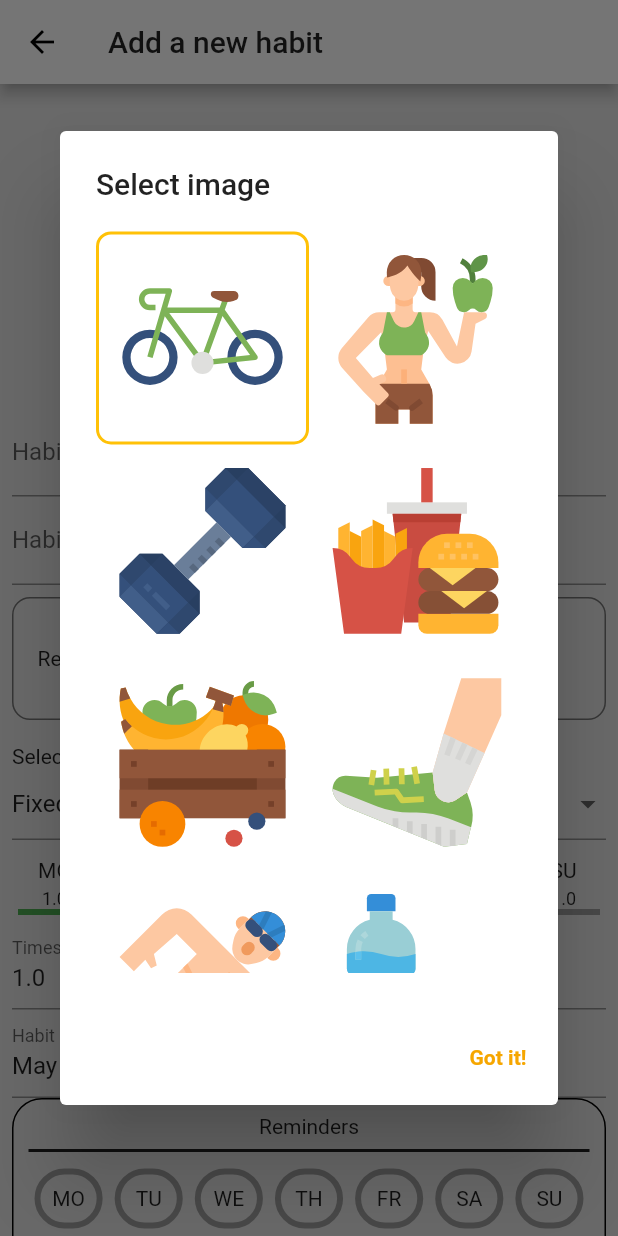
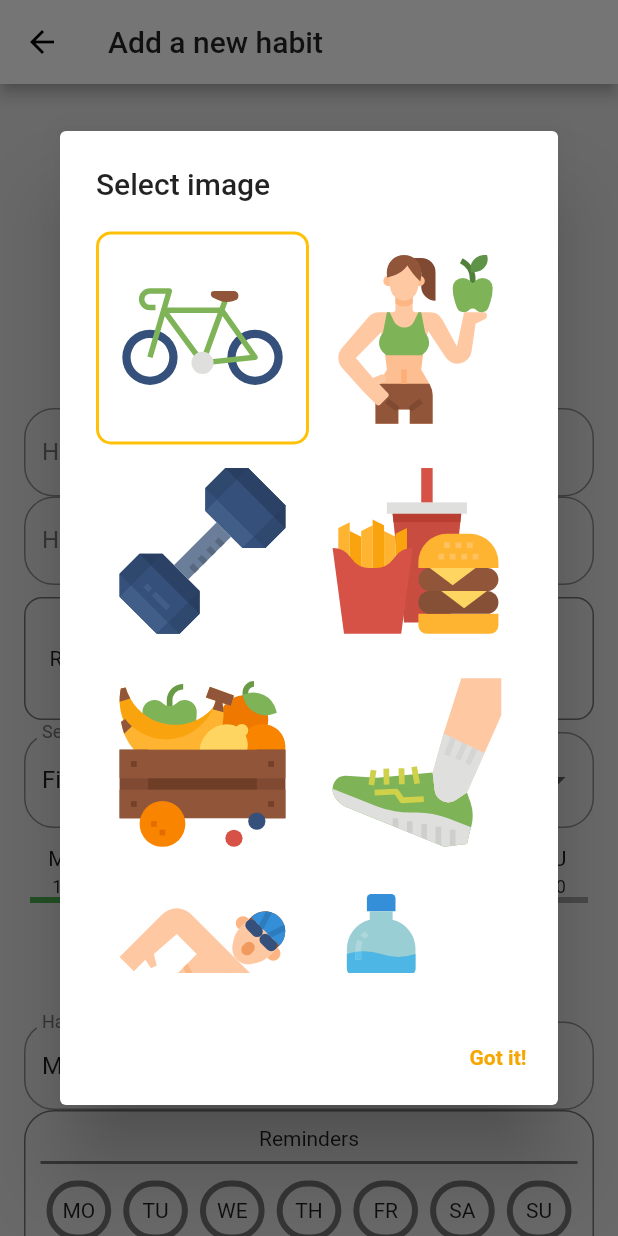
Before and after one commit to Xezolpl/Habitatu-Habit-Tracker, a Flutter app: the AddHabitPage screen opened directly, after a tap on "Select Image", on a phone screen of 412 x 824 dp. Run offline on Flutter 3.47's test engine with Material 2 defaults, Android fonts, the phone set to English and light mode, and no system bars; drawn by our look-alikes of flutter_form_builder; our stand-ins replace bloc, cloud_firestore, connectivity, dartz, equatable, firebase_auth and 11 more; accounts and stored records are empty; generated files the repository leaves out were written again.

Commit message:
attached input decorations to the fields

```diff
--- a/lib/core/presentation/widgets/scaffold.dart
+++ b/lib/core/presentation/widgets/scaffold.dart
@@ -7,13 +7,13 @@ class AppScaffold extends StatelessWidget {
   final AppBar? appBar;
   final BottomNavigationBar? bottomNavBar;
 
-  const AppScaffold(
-      {required this.body,
-      this.appBar,
-      this.bottomNavBar,
-      Key? key,
-      this.drawer})
-      : super(key: key);
+  const AppScaffold({
+    required this.body,
+    this.appBar,
+    this.bottomNavBar,
+    Key? key,
+    this.drawer,
+  }) : super(key: key);
 
   @override
   Widget build(BuildContext context) {
--- a/lib/habits/view/add_habit/add_habit_page.dart
+++ b/lib/habits/view/add_habit/add_habit_page.dart
@@ -7,7 +7,6 @@ import 'package:habitatu/habits/bloc/add_habit_bloc/add_habit_bloc.dart';
 import 'package:habitatu/habits/bloc/habits_bloc/habits_bloc.dart';
 
 import 'widgets/categories_adding_field.dart';
-import 'widgets/categories_managment_field.dart';
 import 'widgets/description_field.dart';
 import 'widgets/habit_icon_display.dart';
 import 'widgets/name_form_field.dart';
@@ -18,6 +17,40 @@ import 'widgets/start_date_field.dart';
 import 'widgets/submit_form_button.dart';
 
 class AddHabitPage extends StatelessWidget {
+  static final _basicBorder = OutlineInputBorder(
+    borderRadius: BorderRadius.circular(20),
+    borderSide: const BorderSide(
+      width: 2.0,
+      color: AppColors.gray,
+    ),
+  );
+  static final inputDecoration = InputDecoration(
+    labelStyle: AppTextStyle.robotoRegular(color: AppColors.gray, size: 16),
+    focusedBorder: _basicBorder.copyWith(
+        borderSide: const BorderSide(color: AppColors.accentGold, width: 2)),
+    border: _basicBorder,
+  );
+
+  static Widget styledTextButton(
+          {required String text, required Function() onPressed}) =>
+      TextButton(
+        style: TextButton.styleFrom(
+            shape: RoundedRectangleBorder(
+              borderRadius: BorderRadius.circular(20),
+            ),
+            backgroundColor: AppColors.accentGold,
+            elevation: 2,
+            padding: const EdgeInsets.symmetric(vertical: 12, horizontal: 24)),
+        onPressed: onPressed,
+        child: Text(
+          text,
+          style: AppTextStyle.robotoMedium(
+            size: 16,
+            color: AppColors.white,
+          ),
+        ),
+      );
+
   final _formKey = GlobalKey<FormBuilderState>();
   AddHabitPage({Key? key}) : super(key: key);
 
@@ -33,17 +66,21 @@ class AddHabitPage extends StatelessWidget {
             Navigator.of(context).pop();
           }
         },
+        child: GestureDetector(
+          onTap: () {
+            FocusScope.of(context).unfocus();
+          },
           child: WillPopScope(
             onWillPop: () async {
               FocusScope.of(context).unfocus();
-            return false;
+              return true;
             },
             child: FormBuilder(
               key: _formKey,
               autovalidateMode: AutovalidateMode.always,
               child: ListView(
-              padding:
-                  const EdgeInsets.symmetric(vertical: 16.0, horizontal: 8.0),
+                padding: const EdgeInsets.symmetric(
+                    vertical: 16.0, horizontal: 16.0),
                 children: [
                   const HabitIconDisplay(),
                   const NameFormBuilder(),
@@ -60,6 +97,7 @@ class AddHabitPage extends StatelessWidget {
             ),
           ),
         ),
+      ),
     );
   }
 }
--- a/lib/habits/view/add_habit/widgets/categories_adding_field.dart
+++ b/lib/habits/view/add_habit/widgets/categories_adding_field.dart
@@ -5,6 +5,7 @@ import 'package:habitatu/habits/bloc/add_habit_bloc/add_habit_bloc.dart';
 import 'package:habitatu/habits/bloc/habit_categories_bloc/habit_categories_bloc.dart';
 import 'package:habitatu/habits/data/models/habit_category.dart';
 
+import '../add_habit_page.dart';
 import 'categories_managment_field.dart';
 
 Widget _loadingWidget() => const CircularProgressIndicator();
@@ -44,7 +45,7 @@ class CategoriesAddingField extends StatelessWidget {
                                 categoriesIds: listWithoutNulls));
                       }
                     },
-                    decoration: const InputDecoration(
+                    decoration: AddHabitPage.inputDecoration.copyWith(
                       labelText: 'Categories',
                     ),
                     options: state.habitCategories
@@ -72,10 +73,7 @@ class CategoriesAddingField extends StatelessWidget {
                         .toList(),
                   ),
                 ),
-                TextButton(
-                  style: TextButton.styleFrom(
-                    backgroundColor: AppColors.accentGold,
-                  ),
+                AddHabitPage.styledTextButton(
                   onPressed: () {
                     showDialog(
                         context: context,
@@ -87,11 +85,7 @@ class CategoriesAddingField extends StatelessWidget {
                           );
                         });
                   },
-                  child: Text(
-                    'Manage categories',
-                    style: AppTextStyle.robotoMedium(
-                        color: Colors.white, size: 14),
-                  ),
+                  text: 'Manage categories',
                 ),
               ],
             );
--- a/lib/habits/view/add_habit/widgets/description_field.dart
+++ b/lib/habits/view/add_habit/widgets/description_field.dart
@@ -1,6 +1,8 @@
 import 'package:flutter/material.dart';
 import 'package:flutter_form_builder/flutter_form_builder.dart';
 import 'package:habitatu/habits/bloc/add_habit_bloc/add_habit_bloc.dart';
+
+import '../add_habit_page.dart';
 
 class DescriptionField extends StatelessWidget {
   const DescriptionField({Key? key}) : super(key: key);
@@ -9,7 +11,7 @@ class DescriptionField extends StatelessWidget {
   Widget build(BuildContext context) {
     return FormBuilderTextField(
       name: 'description',
-      decoration: const InputDecoration(
+      decoration: AddHabitPage.inputDecoration.copyWith(
         labelText: 'Habit description',
       ),
       initialValue: context.read<AddHabitBloc>().state.habit.description,
--- a/lib/habits/view/add_habit/widgets/habit_icon_display.dart
+++ b/lib/habits/view/add_habit/widgets/habit_icon_display.dart
@@ -3,6 +3,7 @@ import 'package:flutter_svg/flutter_svg.dart';
 import 'package:habitatu/core/presentation/constants.dart';
 import 'package:habitatu/habits/bloc/add_habit_bloc/add_habit_bloc.dart';
 
+import '../add_habit_page.dart';
 import 'select_habit_icon_dialog_body.dart';
 
 class HabitIconDisplay extends StatefulWidget {
@@ -43,8 +44,8 @@ class _HabitIconDisplayState extends State<HabitIconDisplay> {
             ),
           ),
           const Spacer(flex: 3),
-          MaterialButton(
-            color: Theme.of(context).accentColor,
+          AddHabitPage.styledTextButton(
+            text: 'Select Image',
             onPressed: () {
               showDialog(
                 context: context,
@@ -82,10 +83,6 @@ class _HabitIconDisplayState extends State<HabitIconDisplay> {
                 },
               );
             },
-            child: Text(
-              'Select Image',
-              style: AppTextStyle.robotoMedium(size: 14, color: Colors.white),
-            ),
           ),
           const Spacer(),
         ],
--- a/lib/habits/view/add_habit/widgets/name_form_field.dart
+++ b/lib/habits/view/add_habit/widgets/name_form_field.dart
@@ -1,6 +1,8 @@
 import 'package:flutter/material.dart';
 import 'package:flutter_form_builder/flutter_form_builder.dart';
 import 'package:habitatu/habits/bloc/add_habit_bloc/add_habit_bloc.dart';
+
+import '../add_habit_page.dart';
 
 class NameFormBuilder extends StatelessWidget {
   const NameFormBuilder({Key? key}) : super(key: key);
@@ -9,14 +11,15 @@ class NameFormBuilder extends StatelessWidget {
   Widget build(BuildContext context) {
     return FormBuilderTextField(
       name: 'name',
-      decoration: const InputDecoration(
+      decoration: AddHabitPage.inputDecoration.copyWith(
         labelText: 'Habit name',
       ),
+      autovalidateMode: AutovalidateMode.onUserInteraction,
       initialValue: context.read<AddHabitBloc>().state.habit.name,
       validator: FormBuilderValidators.compose([
         FormBuilderValidators.required(context),
         FormBuilderValidators.minLength(context, 1),
-        FormBuilderValidators.maxLength(context, 150),
+        FormBuilderValidators.maxLength(context, 50),
       ]),
       onChanged: (String? v) {
         if (v != null && v.length <= 150 && v.isNotEmpty) {
--- a/lib/habits/view/add_habit/widgets/reasons_form_field.dart
+++ b/lib/habits/view/add_habit/widgets/reasons_form_field.dart
@@ -4,6 +4,8 @@ import 'package:flutter/material.dart';
 import 'package:flutter_form_builder/flutter_form_builder.dart';
 import 'package:habitatu/core/presentation/constants.dart';
 import 'package:habitatu/habits/bloc/add_habit_bloc/add_habit_bloc.dart';
+
+import '../add_habit_page.dart';
 
 class ReasonsFormBuilderField extends StatefulWidget {
   const ReasonsFormBuilderField({Key? key}) : super(key: key);
@@ -62,7 +64,8 @@ class _ReasonsFormBuilderFieldState extends State<ReasonsFormBuilderField> {
           for (int i = 0; i < reasonsFields.length; i++)
             FormBuilderTextField(
               name: 'reasonsField$i',
-              decoration: InputDecoration(labelText: 'Reason ${i + 1}'),
+              decoration: AddHabitPage.inputDecoration
+                  .copyWith(labelText: 'Reason ${i + 1}'),
               validator: FormBuilderValidators.compose(
                 [
                   FormBuilderValidators.maxLength(context, 150),
--- a/lib/habits/view/add_habit/widgets/reminders_adding_field.dart
+++ b/lib/habits/view/add_habit/widgets/reminders_adding_field.dart
@@ -1,8 +1,10 @@
 import 'package:flutter/material.dart';
 import 'package:flutter_form_builder/flutter_form_builder.dart';
+import 'package:habitatu/core/presentation/constants.dart';
 import 'package:habitatu/core/tools/date_formater.dart';
 import 'package:habitatu/habits/bloc/add_habit_bloc/add_habit_bloc.dart';
 import 'package:habitatu/habits/data/models/habit_reminder.dart';
+import 'package:habitatu/habits/view/add_habit/add_habit_page.dart';
 
 class RemindersAddingField extends StatefulWidget {
   final GlobalKey<FormBuilderState> formKey;
@@ -21,7 +23,7 @@ class _RemindersAddingFieldState extends State<RemindersAddingField> {
     return Container(
       padding: const EdgeInsets.all(10),
       decoration: BoxDecoration(
-        border: Border.all(),
+        border: Border.all(width: 1, color: AppColors.gray),
         borderRadius: BorderRadius.circular(20),
       ),
       child: Column(
@@ -29,7 +31,7 @@ class _RemindersAddingFieldState extends State<RemindersAddingField> {
           const Text('Reminders'),
           const Divider(
             thickness: 2,
-            color: Colors.black87,
+            color: AppColors.gray,
           ),
           Row(
             children: [
@@ -55,7 +57,7 @@ class _RemindersAddingFieldState extends State<RemindersAddingField> {
                                 width: 4,
                                 color: reminderWeekdays.contains(i)
                                     ? Colors.green
-                                    : Colors.grey)),
+                                    : AppColors.gray)),
                         alignment: Alignment.center,
                         child: Text(DateFormater.shortDayName(i)),
                       ),
@@ -71,8 +73,8 @@ class _RemindersAddingFieldState extends State<RemindersAddingField> {
                     height: 40,
                     alignment: Alignment.center,
                     decoration: BoxDecoration(
-                      borderRadius: BorderRadius.circular(10),
-                      border: Border.all(color: Colors.grey),
+                      borderRadius: BorderRadius.circular(20),
+                      border: Border.all(color: AppColors.gray),
                     ),
                     child: Row(
                       children: [
@@ -96,20 +98,22 @@ class _RemindersAddingFieldState extends State<RemindersAddingField> {
           const SizedBox(height: 8),
           Row(
             children: [
-              SizedBox(
-                width: 150,
+              Expanded(
+                flex: 7,
                 child: FormBuilderDateTimePicker(
                   name: 'reminder_time',
                   inputType: InputType.time,
-                  decoration: InputDecoration(
+                  decoration: AddHabitPage.inputDecoration.copyWith(
                     labelText: 'Reminder #${reminders.length + 1} Time',
                   ),
                   alwaysUse24HourFormat: true,
                   initialTime: const TimeOfDay(hour: 8, minute: 0),
                 ),
               ),
-              const Spacer(),
-              IconButton(
+              Expanded(
+                flex: 3,
+                child: Center(
+                  child: IconButton(
                     icon: const Icon(
                       Icons.add,
                       color: Colors.black,
@@ -128,7 +132,8 @@ class _RemindersAddingFieldState extends State<RemindersAddingField> {
                               ),
                             );
                             context.read<AddHabitBloc>().add(
-                            AddHabitEvent.habitChanged(reminders: reminders));
+                                AddHabitEvent.habitChanged(
+                                    reminders: reminders));
                           } else {
                             ScaffoldMessenger.of(context).showSnackBar(SnackBar(
                               content: Text(time == null
@@ -139,6 +144,8 @@ class _RemindersAddingFieldState extends State<RemindersAddingField> {
                         },
                       );
                     },
+                  ),
+                ),
               )
             ],
           ),
--- a/lib/habits/view/add_habit/widgets/schedule_form_fields.dart
+++ b/lib/habits/view/add_habit/widgets/schedule_form_fields.dart
@@ -8,6 +8,9 @@ import 'package:habitatu/core/presentation/constants.dart';
 import 'package:habitatu/core/tools/date_formater.dart';
 import 'package:habitatu/habits/bloc/add_habit_bloc/add_habit_bloc.dart';
 import 'package:habitatu/habits/data/models/habit.dart';
+import 'package:sizer/sizer.dart';
+
+import '../add_habit_page.dart';
 
 class ScheduleFormFields extends StatefulWidget {
   const ScheduleFormFields({Key? key}) : super(key: key);
@@ -46,10 +49,10 @@ class _ScheduleFormFieldsState extends State<ScheduleFormFields> {
           key: formKey,
           child: Column(
             children: [
-              _selectScheduleLabel(),
               _scheduleTypeDropdownField(),
               if (isScheduleFixed) ...[
                 _fixedScheduleDays(),
+                const SizedBox(height: 16.0),
                 _fixedScheduleTimesPerDay(),
               ] else
                 _flexibleScheduleTimesPerWeek(),
@@ -60,18 +63,13 @@ class _ScheduleFormFieldsState extends State<ScheduleFormFields> {
     );
   }
 
-  Widget _selectScheduleLabel() {
-    return Container(
-      alignment: Alignment.centerLeft,
-      padding: const EdgeInsets.only(top: 8),
-      child: const Text('Select schedule'),
-    );
-  }
-
   Widget _scheduleTypeDropdownField() {
     return FormBuilderDropdown(
       name: 'schedule_type',
+      decoration:
+          AddHabitPage.inputDecoration.copyWith(labelText: 'Select schedule'),
       allowClear: true,
+      clearIcon: Container(),
       onChanged: (String? v) {
         setState(() {
           isScheduleFixed = v == 'Fixed';
@@ -144,7 +142,10 @@ class _ScheduleFormFieldsState extends State<ScheduleFormFields> {
   }
 
   Widget _fixedScheduleTimesPerDay() {
-    return FormBuilderTextField(
+    return SizedBox(
+      width: 50.w,
+      child: FormBuilderTextField(
+        textAlign: TextAlign.center,
         autovalidateMode: AutovalidateMode.onUserInteraction,
         key: UniqueKey(),
         name: 'fixedScheduleDayInput',
@@ -153,7 +154,7 @@ class _ScheduleFormFieldsState extends State<ScheduleFormFields> {
         onEditingComplete: () {
           setState(() {});
         },
-      decoration: InputDecoration(
+        decoration: AddHabitPage.inputDecoration.copyWith(
             labelText:
                 'Times at ${DateFormater.dayName(selectedDay.key).toLowerCase()}'),
         onChanged: (String? val) {
@@ -175,6 +176,7 @@ class _ScheduleFormFieldsState extends State<ScheduleFormFields> {
           FormBuilderValidators.min(context, 0),
           FormBuilderValidators.numeric(context),
         ]),
+      ),
     );
   }
 
@@ -183,11 +185,11 @@ class _ScheduleFormFieldsState extends State<ScheduleFormFields> {
       name: 'flexible_times_per_week',
       maxLength: 5,
       maxLengthEnforcement: MaxLengthEnforcement.enforced,
-      decoration: const InputDecoration(labelText: 'Times per week'),
+      decoration:
+          AddHabitPage.inputDecoration.copyWith(labelText: 'Times per week'),
+      keyboardType: TextInputType.number,
       onChanged: (String? val) {
-        if (val == null || val.isEmpty || double.tryParse(val) == null) {
-          log('Wrong value of times (flexible)');
-        } else {
+        if (val != null && val.isNotEmpty && double.tryParse(val) != null) {
           context.read<AddHabitBloc>().add(
                 AddHabitEvent.habitChanged(
                   schedule: HabitSchedule(
@@ -196,6 +198,8 @@ class _ScheduleFormFieldsState extends State<ScheduleFormFields> {
                   ),
                 ),
               );
+        } else {
+          log('Wrong value of times (flexible)');
         }
       },
       validator: FormBuilderValidators.compose(
--- a/lib/habits/view/add_habit/widgets/start_date_field.dart
+++ b/lib/habits/view/add_habit/widgets/start_date_field.dart
@@ -1,6 +1,8 @@
 import 'package:flutter/material.dart';
 import 'package:flutter_form_builder/flutter_form_builder.dart';
 import 'package:intl/intl.dart';
+
+import '../add_habit_page.dart';
 
 class StartDateField extends StatefulWidget {
   const StartDateField({Key? key}) : super(key: key);
@@ -18,7 +20,7 @@ class _StartDateFieldState extends State<StartDateField> {
       initialDate: DateTime.now(),
       initialValue: DateTime.now(),
       format: DateFormat.yMMMd(),
-      decoration: const InputDecoration(
+      decoration: AddHabitPage.inputDecoration.copyWith(
         labelText: 'Habit start date',
       ),
       alwaysUse24HourFormat: true,
--- a/lib/habits/view/add_habit/widgets/submit_form_button.dart
+++ b/lib/habits/view/add_habit/widgets/submit_form_button.dart
@@ -3,6 +3,8 @@ import 'package:flutter_form_builder/flutter_form_builder.dart';
 import 'package:habitatu/habits/bloc/add_habit_bloc/add_habit_bloc.dart';
 import 'package:habitatu/habits/bloc/habits_bloc/habits_bloc.dart';
 import 'package:habitatu/habits/data/models/habit.dart';
+
+import '../add_habit_page.dart';
 
 class SubmitFormButton extends StatelessWidget {
   final GlobalKey<FormBuilderState> formKey;
@@ -10,8 +12,8 @@ class SubmitFormButton extends StatelessWidget {
 
   @override
   Widget build(BuildContext context) {
-    return MaterialButton(
-      color: Theme.of(context).accentColor,
+    return AddHabitPage.styledTextButton(
+      text: 'Submit',
       onPressed: () {
         formKey.currentState?.save();
         if (formKey.currentState?.validate() ?? false) {
@@ -41,10 +43,6 @@ class SubmitFormButton extends StatelessWidget {
           }
         }
       },
-      child: const Text(
-        'Submit',
-        style: TextStyle(color: Colors.white),
-      ),
     );
   }
 }
--- a/lib/habits/view/habits_view/widgets/no_habits_card.dart
+++ b/lib/habits/view/habits_view/widgets/no_habits_card.dart
@@ -2,6 +2,7 @@ import 'package:flutter/material.dart';
 import 'package:flutter_svg/flutter_svg.dart';
 import 'package:habitatu/core/presentation/constants.dart';
 import 'package:habitatu/core/presentation/widgets/styled_card.dart';
+import 'package:habitatu/habits/bloc/add_habit_bloc/add_habit_bloc.dart';
 import 'package:habitatu/navigation/router.dart';
 
 class NoHabitsCard extends StatelessWidget {
@@ -11,8 +12,6 @@ class NoHabitsCard extends StatelessWidget {
   @override
   Widget build(BuildContext context) {
     return StyledCard(
-      margin: const EdgeInsets.symmetric(vertical: 8.0, horizontal: 12.0),
-      padding: EdgeInsets.zero,
       borderRadius: BorderRadius.circular(20),
       child: Container(
         decoration: BoxDecoration(
@@ -57,6 +56,9 @@ class NoHabitsCard extends StatelessWidget {
                               EdgeInsets.symmetric(vertical: 6, horizontal: 20),
                           backgroundColor: Color.fromRGBO(2, 27, 121, 0.45)),
                       onPressed: () {
+                        context
+                            .read<AddHabitBloc>()
+                            .add(const AddHabitEvent.clearHabitClicked());
                         AppRouter.pushNamed(
                             context: context, route: AppRoute.addHabit);
                       },
--- a/lib/habits/view/habits_view/widgets/welcome_card.dart
+++ b/lib/habits/view/habits_view/widgets/welcome_card.dart
@@ -8,8 +8,6 @@ class WelcomeCard extends StatelessWidget {
   @override
   Widget build(BuildContext context) {
     return StyledCard(
-      padding: EdgeInsets.zero,
-      margin: const EdgeInsets.all(12.0),
       borderRadius: BorderRadius.circular(20),
       child: Container(
         width: MediaQuery.of(context).size.width,
```
Also changed, not shown: lib/core/presentation/widgets/styled_card.dart (+0 -10 lines), lib/habits/view/habits_view/habits_view.dart (+44 -4 lines), lib/habits/view/habits_view/widgets/habit_widget.dart (+40 -21 lines). Lines whose indentation alone changed are shown as unchanged.
